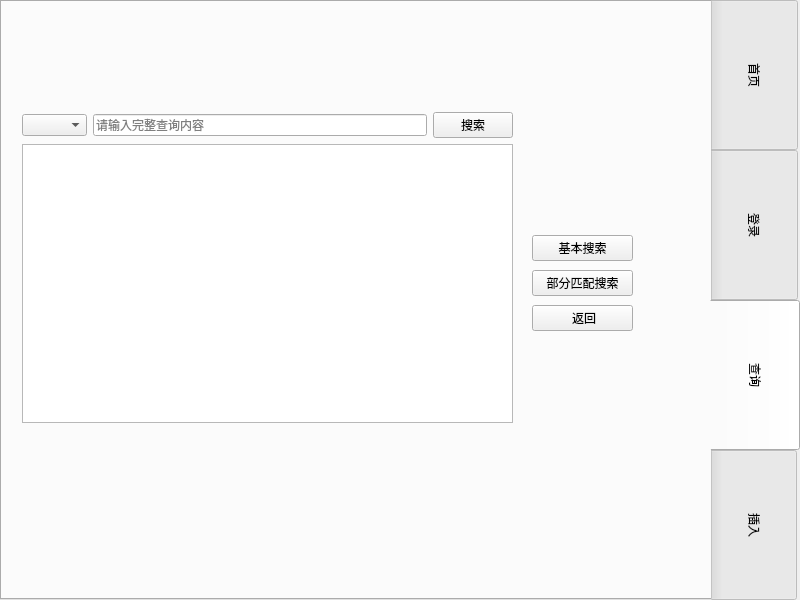
The window that core/mainwindow.ui (okuchiri/database-big-homework) describes before a commit, drawn with Qt 5.
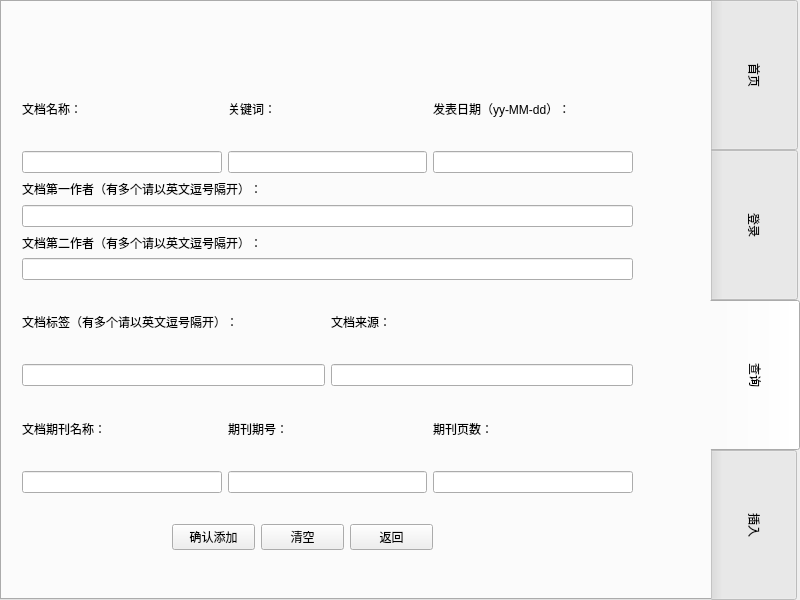
The same window after the commit. The open tabs and pages were chosen to show the change.

Commit message: 优化详细信息显示，优化UI布局

What changed in the file:
```diff
--- a/core/mainwindow.ui
+++ b/core/mainwindow.ui
@@ -27,10 +27,10 @@
 QTabBar::tab{height:150}</string>
    </property>
    <property name="tabPosition">
-    <enum>QTabWidget::East</enum>
+    <enum>QTabWidget::TabPosition::East</enum>
    </property>
    <property name="currentIndex">
-    <number>2</number>
+    <number>0</number>
    </property>
    <widget class="QWidget" name="tab_4">
     <attribute name="title">
@@ -132,7 +132,7 @@
       </rect>
      </property>
      <property name="currentIndex">
-      <number>4</number>
+      <number>1</number>
      </property>
      <widget class="QWidget" name="page"/>
      <widget class="QWidget" name="page_login">
@@ -220,7 +220,7 @@
           <item>
            <widget class="QLabel" name="label_account_register">
             <property name="text">
-             <string>用户名：    </string>
+             <string>用户名：   </string>
             </property>
            </widget>
           </item>
@@ -234,7 +234,7 @@
           <item>
            <widget class="QLabel" name="label_password_register">
             <property name="text">
-             <string>密码：       </string>
+             <string>密码：      </string>
             </property>
            </widget>
           </item>
@@ -408,7 +408,7 @@
           <item>
            <widget class="QLabel" name="label_userid_user">
             <property name="text">
-             <string>用户ID：</string>
+             <string>用户ID：   </string>
             </property>
            </widget>
           </item>
@@ -422,7 +422,7 @@
           <item>
            <widget class="QLabel" name="label_account_user">
             <property name="text">
-             <string>用户名：    </string>
+             <string>用户名：   </string>
             </property>
            </widget>
           </item>
@@ -436,7 +436,7 @@
           <item>
            <widget class="QLabel" name="label_email_user">
             <property name="text">
-             <string>邮箱：       </string>
+             <string>邮箱：      </string>
             </property>
            </widget>
           </item>
@@ -450,7 +450,7 @@
           <item>
            <widget class="QLabel" name="label_password_user">
             <property name="text">
-             <string>密码：       </string>
+             <string>密码：      </string>
             </property>
            </widget>
           </item>
@@ -533,16 +533,90 @@
     <widget class="QStackedWidget" name="stackedWidget">
      <property name="geometry">
       <rect>
-       <x>20</x>
+       <x>10</x>
        <y>60</y>
-       <width>501</width>
-       <height>431</height>
+       <width>631</width>
+       <height>521</height>
       </rect>
      </property>
      <property name="currentIndex">
       <number>1</number>
      </property>
      <widget class="QWidget" name="page_querynull"/>
+     <widget class="QWidget" name="pagebasicsearch">
+      <widget class="QWidget" name="layoutWidget">
+       <property name="geometry">
+        <rect>
+         <x>10</x>
+         <y>20</y>
+         <width>611</width>
+         <height>411</height>
+        </rect>
+       </property>
+       <layout class="QVBoxLayout" name="verticalLayout_2">
+        <item>
+         <layout class="QHBoxLayout" name="horizontalLayout">
+          <item>
+           <widget class="QComboBox" name="comboBox_basicsearch">
+            <property name="enabled">
+             <bool>true</bool>
+            </property>
+            <property name="currentText">
+             <string/>
+            </property>
+            <property name="currentIndex">
+             <number>-1</number>
+            </property>
+            <property name="frame">
+             <bool>true</bool>
+            </property>
+            <item>
+             <property name="text">
+              <string>作者</string>
+             </property>
+            </item>
+            <item>
+             <property name="text">
+              <string>论文</string>
+             </property>
+            </item>
+            <item>
+             <property name="text">
+              <string>关键词</string>
+             </property>
+            </item>
+            <item>
+             <property name="text">
+              <string>期刊</string>
+             </property>
+            </item>
+           </widget>
+          </item>
+          <item>
+           <widget class="QLineEdit" name="lineEdit_basicsearch">
+            <property name="frame">
+             <bool>true</bool>
+            </property>
+            <property name="placeholderText">
+             <string>请输入完整查询内容</string>
+            </property>
+           </widget>
+          </item>
+          <item>
+           <widget class="QPushButton" name="pushButton_bs1">
+            <property name="text">
+             <string>搜索</string>
+            </property>
+           </widget>
+          </item>
+         </layout>
+        </item>
+        <item>
+         <widget class="QTableView" name="tableView_basicsearch"/>
+        </item>
+       </layout>
+      </widget>
+     </widget>
      <widget class="QWidget" name="page_ShowDocInfo">
       <widget class="QWidget" name="verticalLayoutWidget">
        <property name="geometry">
@@ -550,7 +624,7 @@
          <x>10</x>
          <y>10</y>
          <width>91</width>
-         <height>401</height>
+         <height>421</height>
         </rect>
        </property>
        <layout class="QVBoxLayout" name="verticalLayout_5">
@@ -585,7 +659,7 @@
         <item>
          <widget class="QLabel" name="label_tag_front">
           <property name="text">
-           <string>  标签</string>
+           <string>标签</string>
           </property>
          </widget>
         </item>
@@ -596,6 +670,20 @@
           </property>
          </widget>
         </item>
+        <item>
+         <widget class="QLabel" name="label_jornalid">
+          <property name="text">
+           <string>期刊号</string>
+          </property>
+         </widget>
+        </item>
+        <item>
+         <widget class="QLabel" name="label_page">
+          <property name="text">
+           <string>页码</string>
+          </property>
+         </widget>
+        </item>
        </layout>
       </widget>
       <widget class="QWidget" name="verticalLayoutWidget_2">
@@ -603,8 +691,8 @@
         <rect>
          <x>110</x>
          <y>10</y>
-         <width>371</width>
-         <height>401</height>
+         <width>511</width>
+         <height>421</height>
         </rect>
        </property>
        <layout class="QVBoxLayout" name="verticalLayout_9">
@@ -650,159 +738,253 @@
           </property>
          </widget>
         </item>
-       </layout>
-      </widget>
-     </widget>
-     <widget class="QWidget" name="pagebasicsearch">
-      <widget class="QWidget" name="layoutWidget">
-       <property name="geometry">
-        <rect>
-         <x>0</x>
-         <y>50</y>
-         <width>491</width>
-         <height>311</height>
-        </rect>
-       </property>
-       <layout class="QVBoxLayout" name="verticalLayout_2">
         <item>
-         <layout class="QHBoxLayout" name="horizontalLayout">
-          <item>
-           <widget class="QComboBox" name="comboBox_basicsearch">
-            <property name="enabled">
-             <bool>true</bool>
-            </property>
-            <property name="currentText">
-             <string/>
-            </property>
-            <property name="currentIndex">
-             <number>-1</number>
-            </property>
-            <property name="frame">
-             <bool>true</bool>
-            </property>
-            <item>
-             <property name="text">
-              <string>作者</string>
-             </property>
-            </item>
-            <item>
-             <property name="text">
-              <string>论文</string>
-             </property>
-            </item>
-            <item>
-             <property name="text">
-              <string>关键词</string>
-             </property>
-            </item>
-            <item>
-             <property name="text">
-              <string>期刊</string>
-             </property>
-            </item>
-           </widget>
-          </item>
-          <item>
-           <widget class="QLineEdit" name="lineEdit_basicsearch">
-            <property name="frame">
-             <bool>true</bool>
-            </property>
-            <property name="placeholderText">
-             <string>请输入完整查询内容</string>
-            </property>
-           </widget>
-          </item>
-          <item>
-           <widget class="QPushButton" name="pushButton_bs1">
-            <property name="text">
-             <string>搜索</string>
-            </property>
-           </widget>
-          </item>
-         </layout>
+         <widget class="QLabel" name="label_journalid_info">
+          <property name="text">
+           <string>TextLabel</string>
+          </property>
+         </widget>
         </item>
         <item>
-         <widget class="QTableView" name="tableView_basicsearch"/>
+         <widget class="QLabel" name="label_journalpage_info">
+          <property name="text">
+           <string>TextLabel</string>
+          </property>
+         </widget>
         </item>
        </layout>
       </widget>
-     </widget>
-     <widget class="QWidget" name="page_particalsearch">
       <widget class="QWidget" name="layoutWidget_3">
        <property name="geometry">
         <rect>
-         <x>0</x>
-         <y>50</y>
-         <width>491</width>
-         <height>311</height>
+         <x>160</x>
+         <y>450</y>
+         <width>261</width>
+         <height>51</height>
         </rect>
        </property>
-       <layout class="QVBoxLayout" name="verticalLayout_4">
+       <layout class="QHBoxLayout" name="horizontalLayout_24">
         <item>
-         <layout class="QHBoxLayout" name="horizontalLayout_3">
+         <widget class="QPushButton" name="pushButton_edit">
+          <property name="text">
+           <string>编辑文献信息</string>
+          </property>
+         </widget>
+        </item>
+        <item>
+         <widget class="QPushButton" name="pushButton_backto_searchtab">
+          <property name="text">
+           <string> 返回</string>
+          </property>
+         </widget>
+        </item>
+       </layout>
+      </widget>
+     </widget>
+     <widget class="QWidget" name="page_2">
+      <widget class="QWidget" name="layoutWidget_15">
+       <property name="geometry">
+        <rect>
+         <x>160</x>
+         <y>450</y>
+         <width>261</width>
+         <height>51</height>
+        </rect>
+       </property>
+       <layout class="QHBoxLayout" name="horizontalLayout_26">
+        <item>
+         <widget class="QPushButton" name="pushButton_yes_insert_2">
+          <property name="text">
+           <string>确认添加</string>
+          </property>
+         </widget>
+        </item>
+        <item>
+         <widget class="QPushButton" name="pushButton_empty_insert_2">
+          <property name="text">
+           <string>清空</string>
+          </property>
+         </widget>
+        </item>
+        <item>
+         <widget class="QPushButton" name="pushButton_back_insert">
+          <property name="text">
+           <string>返回</string>
+          </property>
+         </widget>
+        </item>
+       </layout>
+      </widget>
+      <widget class="QWidget" name="layoutWidget_6">
+       <property name="geometry">
+        <rect>
+         <x>10</x>
+         <y>10</y>
+         <width>611</width>
+         <height>421</height>
+        </rect>
+       </property>
+       <layout class="QVBoxLayout" name="verticalLayout_27">
+        <item>
+         <layout class="QHBoxLayout" name="horizontalLayout_27">
           <item>
-           <widget class="QRadioButton" name="radioButton_particalsearch">
-            <property name="text">
-             <string>精确搜索</string>
-            </property>
-           </widget>
+           <layout class="QVBoxLayout" name="verticalLayout_28">
+            <item>
+             <widget class="QLabel" name="label_name_2">
+              <property name="text">
+               <string>文档名称：</string>
+              </property>
+             </widget>
+            </item>
+            <item>
+             <widget class="QLineEdit" name="lineEdit_name_2"/>
+            </item>
+           </layout>
           </item>
           <item>
-           <widget class="QLineEdit" name="lineEdit_particalsearch">
-            <property name="placeholderText">
-             <string>请输入关键字信息</string>
-            </property>
-           </widget>
+           <layout class="QVBoxLayout" name="verticalLayout_29">
+            <item>
+             <widget class="QLabel" name="label_gjc_2">
+              <property name="text">
+               <string>关键词：</string>
+              </property>
+             </widget>
+            </item>
+            <item>
+             <widget class="QLineEdit" name="lineEdit_gjc_2"/>
+            </item>
+           </layout>
           </item>
           <item>
-           <widget class="QPushButton" name="pushButton_ps1">
-            <property name="text">
-             <string>搜索</string>
-            </property>
-           </widget>
+           <layout class="QVBoxLayout" name="verticalLayout_30">
+            <item>
+             <widget class="QLabel" name="label_date_2">
+              <property name="text">
+               <string>发表日期（yy-MM-dd）：</string>
+              </property>
+             </widget>
+            </item>
+            <item>
+             <widget class="QLineEdit" name="lineEdit_date_2"/>
+            </item>
+           </layout>
           </item>
          </layout>
         </item>
         <item>
-         <widget class="QTableView" name="tableView_particalsearch"/>
+         <layout class="QVBoxLayout" name="verticalLayout_31">
+          <item>
+           <layout class="QVBoxLayout" name="verticalLayout_32">
+            <item>
+             <widget class="QLabel" name="label_author_2">
+              <property name="text">
+               <string>文档第一作者（有多个请以英文逗号隔开）：</string>
+              </property>
+             </widget>
+            </item>
+            <item>
+             <widget class="QLineEdit" name="lineEdit_author_2"/>
+            </item>
+           </layout>
+          </item>
+          <item>
+           <layout class="QVBoxLayout" name="verticalLayout_33">
+            <item>
+             <widget class="QLabel" name="label_author_4">
+              <property name="text">
+               <string>文档第二作者（有多个请以英文逗号隔开）：</string>
+              </property>
+             </widget>
+            </item>
+            <item>
+             <widget class="QLineEdit" name="lineEdit_author_4"/>
+            </item>
+           </layout>
+          </item>
+         </layout>
         </item>
+        <item>
+         <layout class="QHBoxLayout" name="horizontalLayout_28">
+          <item>
+           <layout class="QVBoxLayout" name="verticalLayout_34">
+            <item>
+             <widget class="QLabel" name="label_tag_2">
+              <property name="text">
+               <string>文档标签（有多个请以英文逗号隔开）：</string>
+              </property>
+             </widget>
+            </item>
+            <item>
+             <widget class="QLineEdit" name="lineEdit_tag_2"/>
+            </item>
+           </layout>
+          </item>
+          <item>
+           <layout class="QVBoxLayout" name="verticalLayout_35">
+            <item>
+             <widget class="QLabel" name="label_src_2">
+              <property name="text">
+               <string>文档来源：</string>
+              </property>
+             </widget>
+            </item>
+            <item>
+             <widget class="QLineEdit" name="lineEdit_src_2"/>
+            </item>
+           </layout>
+          </item>
+         </layout>
+        </item>
+        <item>
+         <layout class="QHBoxLayout" name="horizontalLayout_29">
+          <item>
+           <layout class="QVBoxLayout" name="verticalLayout_36">
+            <item>
+             <widget class="QLabel" name="label_journalname_2">
+              <property name="text">
+               <string>文档期刊名称：</string>
+              </property>
+             </widget>
+            </item>
+            <item>
+             <widget class="QLineEdit" name="lineEdit_journalname_2"/>
+            </item>
+           </layout>
+          </item>
+          <item>
+           <layout class="QVBoxLayout" name="verticalLayout_37">
+            <item>
+             <widget class="QLabel" name="labe_journalid_2">
+              <property name="text">
+               <string>期刊期号：</string>
+              </property>
+             </widget>
+            </item>
+            <item>
+             <widget class="QLineEdit" name="lineEdit_journalid_2"/>
+            </item>
+           </layout>
+          </item>
+          <item>
+           <layout class="QVBoxLayout" name="verticalLayout_38">
+            <item>
+             <widget class="QLabel" name="label_journalpage_2">
+              <property name="text">
+               <string>期刊页数：</string>
+              </property>
+             </widget>
+            </item>
+            <item>
+             <widget class="QLineEdit" name="lineEdit_journalpage_2"/>
+            </item>
+           </layout>
+          </item>
+         </layout>
+        </item>
        </layout>
       </widget>
      </widget>
     </widget>
-    <widget class="QWidget" name="layoutWidget">
-     <property name="geometry">
-      <rect>
-       <x>530</x>
-       <y>230</y>
-       <width>101</width>
-       <height>103</height>
-      </rect>
-     </property>
-     <layout class="QVBoxLayout" name="verticalLayout">
-      <item>
-       <widget class="QPushButton" name="pushButton_basicsearch">
-        <property name="text">
-         <string>基本搜索</string>
-        </property>
-       </widget>
-      </item>
-      <item>
-       <widget class="QPushButton" name="pushButton_particalsearch">
-        <property name="text">
-         <string>部分匹配搜索</string>
-        </property>
-       </widget>
-      </item>
-      <item>
-       <widget class="QPushButton" name="pushButton_backto_searchtab">
-        <property name="text">
-         <string> 返回</string>
-        </property>
-       </widget>
-      </item>
-     </layout>
-    </widget>
    </widget>
    <widget class="QWidget" name="Insertiontab">
     <attribute name="title">
@@ -813,8 +995,8 @@
       <rect>
        <x>10</x>
        <y>60</y>
-       <width>511</width>
-       <height>501</height>
+       <width>631</width>
+       <height>521</height>
       </rect>
      </property>
      <property name="currentIndex">
@@ -825,8 +1007,8 @@
       <widget class="QWidget" name="layoutWidget_14">
        <property name="geometry">
         <rect>
-         <x>110</x>
-         <y>410</y>
+         <x>160</x>
+         <y>450</y>
          <width>261</width>
          <height>51</height>
         </rect>
@@ -840,9 +1022,9 @@
          </widget>
         </item>
         <item>
-         <widget class="QPushButton" name="pushButton_back_insert">
+         <widget class="QPushButton" name="pushButton_empty_insert">
           <property name="text">
-           <string>返回</string>
+           <string>清空</string>
           </property>
          </widget>
         </item>
@@ -852,9 +1034,9 @@
        <property name="geometry">
         <rect>
          <x>10</x>
-         <y>50</y>
-         <width>491</width>
-         <height>311</height>
+         <y>10</y>
+         <width>611</width>
+         <height>421</height>
         </rect>
        </property>
        <layout class="QVBoxLayout" name="verticalLayout_26">
```
The commit also changes 1 other file.
